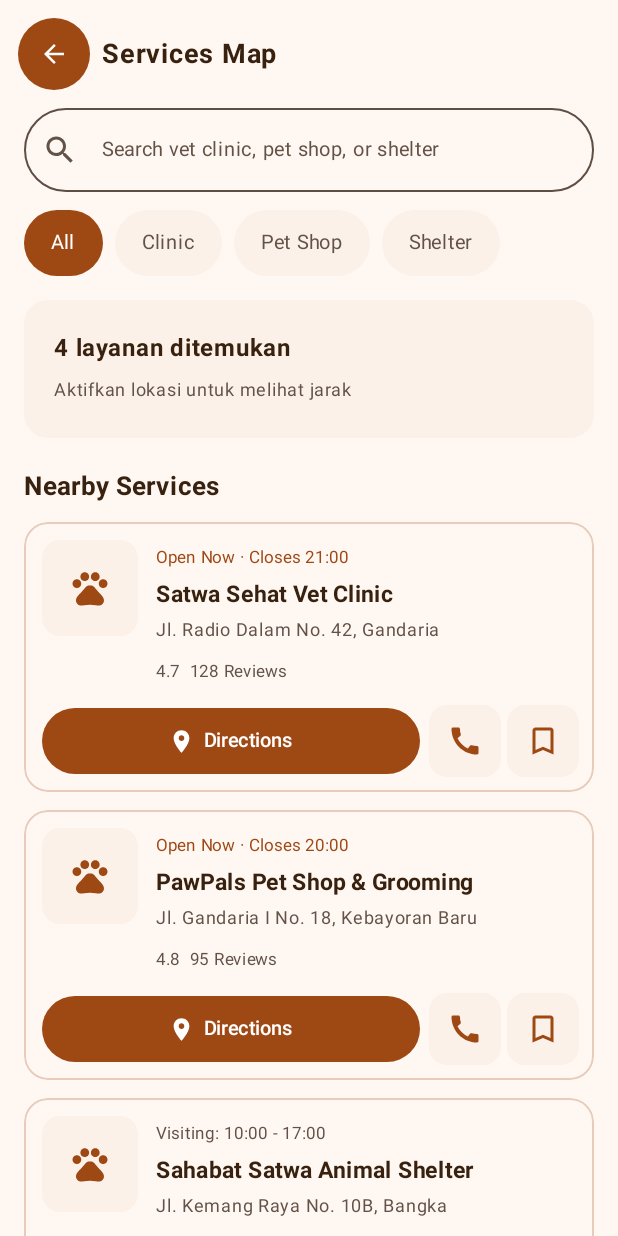
After one commit to naylasyitha/PAPB-Petto, an Android app built with Jetpack Compose: the composable ServiceMapRoute shown on its own in the app's theme, on a phone screen of 412 x 824 dp. The commit adds this screen. Run offline under Robolectric (Android 15) with nearby library versions, the phone set to English and light mode, and no system bars.

Commit message:
service map: viewmodel, layar daftar layanan, izin lokasi, dan direction

```diff
--- a/app/src/main/java/com/papb/petto/MainActivity.kt
+++ b/app/src/main/java/com/papb/petto/MainActivity.kt
@@ -13,11 +13,13 @@ import com.papb.petto.ui.auth.LoginScreen
 import com.papb.petto.ui.auth.RegisterScreen
 import com.papb.petto.ui.home.HomeScreen
 import com.papb.petto.ui.theme.PettoTheme
+import com.papb.petto.ui.servicemap.ServiceMapRoute
 
 enum class AuthScreenState {
     LOGIN,
     REGISTER,
-    HOME
+    HOME,
+    SERVICE_MAP
 }
 
 class MainActivity : ComponentActivity() {
@@ -50,7 +52,14 @@ fun PettoApp() {
             )
         }
         AuthScreenState.HOME -> {
-            HomeScreen()
+            HomeScreen(
+                onNavigateToServiceMap = { currentScreen = AuthScreenState.SERVICE_MAP }
+            )
+        }
+        AuthScreenState.SERVICE_MAP -> {
+            ServiceMapRoute(
+                onBack = { currentScreen = AuthScreenState.HOME }
+            )
         }
     }
 }
--- a/app/src/main/java/com/papb/petto/ui/home/HomeScreen.kt
+++ b/app/src/main/java/com/papb/petto/ui/home/HomeScreen.kt
@@ -54,7 +54,8 @@ fun HomeScreen(
     onNotificationClick: () -> Unit = {},
     onQuickAccessClick: (String) -> Unit = {},
     onNavigateToAllCampaigns: () -> Unit = {},
-    onDonateClick: () -> Unit = {}
+    onDonateClick: () -> Unit = {},
+    onNavigateToServiceMap: () -> Unit = {}
 ) {
     val uiState by viewModel.uiState.collectAsState()
 
@@ -64,7 +65,8 @@ fun HomeScreen(
         onNotificationClick = onNotificationClick,
         onQuickAccessClick = onQuickAccessClick,
         onNavigateToAllCampaigns = onNavigateToAllCampaigns,
-        onDonateClick = onDonateClick
+        onDonateClick = onDonateClick,
+        onNavigateToServiceMap = onNavigateToServiceMap
     )
 }
 
@@ -75,7 +77,8 @@ fun HomeContent(
     onNotificationClick: () -> Unit,
     onQuickAccessClick: (String) -> Unit,
     onNavigateToAllCampaigns: () -> Unit,
-    onDonateClick: () -> Unit
+    onDonateClick: () -> Unit,
+    onNavigateToServiceMap: () -> Unit = {}
 ) {
     val scrollState = rememberScrollState()
     val colors = MaterialTheme.colorScheme
@@ -216,7 +219,10 @@ fun HomeContent(
 
             Spacer(modifier = Modifier.height(12.dp))
 
-            NearbyServicesCard(summaryText = state.nearbySummaryText)
+            NearbyServicesCard(
+                summaryText = state.nearbySummaryText,
+                onMapClick = onNavigateToServiceMap
+            )
 
             Spacer(modifier = Modifier.height(24.dp))
 
@@ -381,7 +387,10 @@ private fun PetScheduleCard(item: PetScheduleItem) {
 }
 
 @Composable
-private fun NearbyServicesCard(summaryText: String) {
+private fun NearbyServicesCard(
+    summaryText: String,
+    onMapClick: () -> Unit = {}
+) {
     val colors = MaterialTheme.colorScheme
 
     Card(
@@ -482,7 +491,7 @@ private fun NearbyServicesCard(summaryText: String) {
                 )
 
                 Button(
-                    onClick = { },
+                    onClick = onMapClick,
                     shape = RoundedCornerShape(20.dp),
                     colors = ButtonDefaults.buttonColors(containerColor = colors.primary),
                     modifier = Modifier.height(42.dp)
--- /dev/null
+++ b/app/src/main/java/com/papb/petto/ui/servicemap/ServiceMapRoute.kt
@@ -0,0 +1,92 @@
+package com.papb.petto.ui.servicemap
+
+import android.Manifest
+import android.content.Intent
+import android.net.Uri
+import androidx.activity.compose.rememberLauncherForActivityResult
+import androidx.activity.result.contract.ActivityResultContracts
+import androidx.compose.runtime.Composable
+import androidx.compose.runtime.LaunchedEffect
+import androidx.compose.runtime.getValue
+import androidx.compose.runtime.mutableStateOf
+import androidx.compose.runtime.remember
+import androidx.compose.runtime.setValue
+import androidx.compose.ui.platform.LocalContext
+import androidx.lifecycle.compose.collectAsStateWithLifecycle
+import androidx.lifecycle.viewmodel.compose.viewModel
+import com.google.android.gms.location.LocationServices
+import com.papb.petto.data.location.DefaultLocationRepository
+import com.papb.petto.data.repository.DummyServiceRepository
+
+@Composable
+fun ServiceMapRoute(
+    onBack: () -> Unit
+) {
+    val context = LocalContext.current
+    val appContext = context.applicationContext
+
+    val locationRepository = remember(appContext) {
+        DefaultLocationRepository(
+            context = appContext,
+            client = LocationServices.getFusedLocationProviderClient(appContext)
+        )
+    }
+    val serviceRepository = remember { DummyServiceRepository() }
+
+    val viewModel: ServiceMapViewModel = viewModel(
+        factory = ServiceMapViewModel.factory(serviceRepository, locationRepository)
+    )
+    val uiState by viewModel.uiState.collectAsStateWithLifecycle()
+
+    var permissionHandled by remember {
+        mutableStateOf(locationRepository.hasLocationPermission())
+    }
+
+    val permissionLauncher = rememberLauncherForActivityResult(
+        ActivityResultContracts.RequestMultiplePermissions()
+    ) { result ->
+        val granted = result[Manifest.permission.ACCESS_COARSE_LOCATION] == true ||
+                result[Manifest.permission.ACCESS_FINE_LOCATION] == true
+        if (!granted) viewModel.onPermissionDenied()
+        permissionHandled = true
+    }
+
+    if (!permissionHandled) {
+        LocationPermissionScreen(
+            onAllowClick = {
+                permissionLauncher.launch(
+                    arrayOf(
+                        Manifest.permission.ACCESS_COARSE_LOCATION,
+                        Manifest.permission.ACCESS_FINE_LOCATION
+                    )
+                )
+            },
+            onNotNowClick = { permissionHandled = true },
+            onBack = onBack
+        )
+        return
+    }
+
+    LaunchedEffect(Unit) {
+        viewModel.load()
+    }
+
+    ServiceMapScreen(
+        uiState = uiState,
+        onQueryChange = viewModel::onQueryChange,
+        onCategoryChange = viewModel::onCategoryChange,
+        onDirectionsClick = { service ->
+            val uri = Uri.parse("google.navigation:q=${service.latitude},${service.longitude}")
+            context.startActivity(Intent(Intent.ACTION_VIEW, uri))
+        },
+        onCallClick = { service ->
+            service.phone?.let { phone ->
+                context.startActivity(
+                    Intent(Intent.ACTION_DIAL, Uri.parse("tel:$phone"))
+                )
+            }
+        },
+        onServiceClick = { },
+        onBack = onBack
+    )
+}
--- /dev/null
+++ b/app/src/main/java/com/papb/petto/ui/servicemap/ServiceMapScreen.kt
@@ -0,0 +1,323 @@
+package com.papb.petto.ui.servicemap
+
+import androidx.compose.foundation.background
+import androidx.compose.foundation.border
+import androidx.compose.foundation.clickable
+import androidx.compose.foundation.horizontalScroll
+import androidx.compose.foundation.layout.Arrangement
+import androidx.compose.foundation.layout.Box
+import androidx.compose.foundation.layout.Column
+import androidx.compose.foundation.layout.Row
+import androidx.compose.foundation.layout.Spacer
+import androidx.compose.foundation.layout.fillMaxSize
+import androidx.compose.foundation.layout.fillMaxWidth
+import androidx.compose.foundation.layout.height
+import androidx.compose.foundation.layout.padding
+import androidx.compose.foundation.layout.size
+import androidx.compose.foundation.lazy.LazyColumn
+import androidx.compose.foundation.lazy.items
+import androidx.compose.foundation.rememberScrollState
+import androidx.compose.foundation.shape.CircleShape
+import androidx.compose.foundation.shape.RoundedCornerShape
+import androidx.compose.material.icons.Icons
+import androidx.compose.material.icons.automirrored.filled.ArrowBack
+import androidx.compose.material.icons.filled.BookmarkBorder
+import androidx.compose.material.icons.filled.Call
+import androidx.compose.material.icons.filled.LocationOn
+import androidx.compose.material.icons.filled.Pets
+import androidx.compose.material.icons.filled.Search
+import androidx.compose.material3.Button
+import androidx.compose.material3.ButtonDefaults
+import androidx.compose.material3.CircularProgressIndicator
+import androidx.compose.material3.Icon
+import androidx.compose.material3.IconButton
+import androidx.compose.material3.MaterialTheme
+import androidx.compose.material3.OutlinedTextField
+import androidx.compose.material3.Text
+import androidx.compose.runtime.Composable
+import androidx.compose.ui.Alignment
+import androidx.compose.ui.Modifier
+import androidx.compose.ui.draw.clip
+import androidx.compose.ui.text.font.FontWeight
+import androidx.compose.ui.unit.dp
+import androidx.compose.ui.unit.sp
+import com.papb.petto.data.model.Service
+import java.util.Locale
+
+private val categories = listOf(
+    "All" to "All",
+    "clinic" to "Clinic",
+    "petshop" to "Pet Shop",
+    "shelter" to "Shelter"
+)
+
+@Composable
+fun ServiceMapScreen(
+    uiState: ServiceMapUiState,
+    onQueryChange: (String) -> Unit,
+    onCategoryChange: (String) -> Unit,
+    onDirectionsClick: (Service) -> Unit,
+    onCallClick: (Service) -> Unit,
+    onServiceClick: (Service) -> Unit,
+    onBack: () -> Unit
+) {
+    val colors = MaterialTheme.colorScheme
+
+    Column(
+        modifier = Modifier
+            .fillMaxSize()
+            .background(colors.background)
+            .padding(horizontal = 16.dp)
+    ) {
+        Spacer(Modifier.height(16.dp))
+
+        Row(verticalAlignment = Alignment.CenterVertically) {
+            IconButton(
+                onClick = onBack,
+                modifier = Modifier
+                    .size(40.dp)
+                    .clip(CircleShape)
+                    .background(colors.primary)
+            ) {
+                Icon(
+                    Icons.AutoMirrored.Filled.ArrowBack,
+                    contentDescription = "Kembali",
+                    tint = colors.onPrimary,
+                    modifier = Modifier.size(20.dp)
+                )
+            }
+            Spacer(Modifier.size(12.dp))
+            Text(
+                "Services Map",
+                fontSize = 18.sp,
+                fontWeight = FontWeight.Bold,
+                color = colors.onBackground
+            )
+        }
+
+        Spacer(Modifier.height(16.dp))
+
+        OutlinedTextField(
+            value = uiState.query,
+            onValueChange = onQueryChange,
+            modifier = Modifier.fillMaxWidth(),
+            placeholder = { Text("Search vet clinic, pet shop, or shelter", fontSize = 13.sp) },
+            leadingIcon = { Icon(Icons.Default.Search, contentDescription = null) },
+            singleLine = true,
+            shape = CircleShape
+        )
+
+        Spacer(Modifier.height(12.dp))
+
+        Row(
+            modifier = Modifier.horizontalScroll(rememberScrollState()),
+            horizontalArrangement = Arrangement.spacedBy(8.dp)
+        ) {
+            categories.forEach { (value, label) ->
+                val selected = uiState.selectedCategory == value
+                Box(
+                    modifier = Modifier
+                        .clip(CircleShape)
+                        .background(if (selected) colors.primary else colors.surfaceVariant)
+                        .clickable { onCategoryChange(value) }
+                        .padding(horizontal = 18.dp, vertical = 10.dp)
+                ) {
+                    Text(
+                        text = label,
+                        fontSize = 13.sp,
+                        color = if (selected) colors.onPrimary else colors.onSurfaceVariant
+                    )
+                }
+            }
+        }
+
+        Spacer(Modifier.height(16.dp))
+
+        Box(
+            modifier = Modifier
+                .fillMaxWidth()
+                .clip(RoundedCornerShape(16.dp))
+                .background(colors.surfaceVariant)
+                .padding(20.dp)
+        ) {
+            Column {
+                Text(
+                    text = "${uiState.services.size} layanan ditemukan",
+                    fontWeight = FontWeight.Bold,
+                    fontSize = 16.sp,
+                    color = colors.onBackground
+                )
+                Spacer(Modifier.height(4.dp))
+                Text(
+                    text = if (uiState.hasLocation) {
+                        "Diurutkan dari yang terdekat dengan posisimu"
+                    } else {
+                        "Aktifkan lokasi untuk melihat jarak"
+                    },
+                    fontSize = 12.sp,
+                    color = colors.onSurfaceVariant
+                )
+            }
+        }
+
+        Spacer(Modifier.height(20.dp))
+
+        Text(
+            "Nearby Services",
+            fontWeight = FontWeight.Bold,
+            fontSize = 17.sp,
+            color = colors.onBackground
+        )
+
+        Spacer(Modifier.height(12.dp))
+
+        when {
+            uiState.isLoading -> {
+                Box(Modifier.fillMaxWidth().padding(32.dp), Alignment.Center) {
+                    CircularProgressIndicator(color = colors.primary)
+                }
+            }
+
+            uiState.errorMessage != null -> {
+                Text(uiState.errorMessage, color = colors.onSurfaceVariant)
+            }
+
+            uiState.services.isEmpty() -> {
+                Text("Tidak ada layanan yang cocok", color = colors.onSurfaceVariant)
+            }
+
+            else -> {
+                LazyColumn(
+                    verticalArrangement = Arrangement.spacedBy(12.dp),
+                    contentPadding = androidx.compose.foundation.layout.PaddingValues(bottom = 16.dp)
+                ) {
+                    items(uiState.services) { service ->
+                        ServiceCard(
+                            service = service,
+                            onDirectionsClick = { onDirectionsClick(service) },
+                            onCallClick = { onCallClick(service) },
+                            onClick = { onServiceClick(service) }
+                        )
+                    }
+                }
+            }
+        }
+    }
+}
+
+@Composable
+private fun ServiceCard(
+    service: Service,
+    onDirectionsClick: () -> Unit,
+    onCallClick: () -> Unit,
+    onClick: () -> Unit
+) {
+    val colors = MaterialTheme.colorScheme
+
+    Column(
+        modifier = Modifier
+            .fillMaxWidth()
+            .clip(RoundedCornerShape(16.dp))
+            .background(colors.surface)
+            .border(1.dp, colors.primary.copy(alpha = 0.25f), RoundedCornerShape(16.dp))
+            .clickable { onClick() }
+            .padding(12.dp)
+    ) {
+        Row {
+            Box(
+                modifier = Modifier
+                    .size(64.dp)
+                    .clip(RoundedCornerShape(12.dp))
+                    .background(colors.primaryContainer),
+                contentAlignment = Alignment.Center
+            ) {
+                Icon(
+                    Icons.Default.Pets,
+                    contentDescription = null,
+                    tint = colors.primary,
+                    modifier = Modifier.size(28.dp)
+                )
+            }
+
+            Spacer(Modifier.size(12.dp))
+
+            Column(Modifier.weight(1f)) {
+                Text(
+                    text = if (service.isOpenNow) {
+                        "Open Now · Closes ${service.openHours?.substringAfter("- ") ?: "-"}"
+                    } else {
+                        "Visiting: ${service.openHours ?: "-"}"
+                    },
+                    fontSize = 11.sp,
+                    color = if (service.isOpenNow) colors.primary else colors.onSurfaceVariant
+                )
+                Text(
+                    service.name,
+                    fontWeight = FontWeight.Bold,
+                    fontSize = 15.sp,
+                    color = colors.onBackground
+                )
+                Text(
+                    service.address,
+                    fontSize = 12.sp,
+                    color = colors.onSurfaceVariant
+                )
+                Spacer(Modifier.height(4.dp))
+                Text(
+                    text = buildString {
+                        service.rating?.let { append("$it  ") }
+                        service.reviewCount?.let { append("$it Reviews  ") }
+                        service.distanceKm?.let {
+                            append(String.format(Locale.getDefault(), "%.1f km", it))
+                        }
+                    },
+                    fontSize = 11.sp,
+                    color = colors.onSurfaceVariant
+                )
+            }
+        }
+
+        Spacer(Modifier.height(12.dp))
+
+        Row(
+            horizontalArrangement = Arrangement.spacedBy(8.dp),
+            verticalAlignment = Alignment.CenterVertically
+        ) {
+            Button(
+                onClick = onDirectionsClick,
+                modifier = Modifier
+                    .weight(1f)
+                    .height(44.dp),
+                shape = CircleShape,
+                colors = ButtonDefaults.buttonColors(
+                    containerColor = colors.primary,
+                    contentColor = colors.onPrimary
+                )
+            ) {
+                Icon(Icons.Default.LocationOn, contentDescription = null, modifier = Modifier.size(18.dp))
+                Spacer(Modifier.size(6.dp))
+                Text("Directions", fontSize = 13.sp)
+            }
+
+            IconButton(
+                onClick = onCallClick,
+                modifier = Modifier
+                    .size(44.dp)
+                    .clip(RoundedCornerShape(12.dp))
+                    .background(colors.primaryContainer)
+            ) {
+                Icon(Icons.Default.Call, contentDescription = "Telepon", tint = colors.primary)
+            }
+
+            IconButton(
+                onClick = { },
+                modifier = Modifier
+                    .size(44.dp)
+                    .clip(RoundedCornerShape(12.dp))
+                    .background(colors.primaryContainer)
+            ) {
+                Icon(Icons.Default.BookmarkBorder, contentDescription = "Simpan", tint = colors.primary)
+            }
+        }
+    }
+}
--- /dev/null
+++ b/app/src/main/java/com/papb/petto/ui/servicemap/ServiceMapViewModel.kt
@@ -0,0 +1,112 @@
+package com.papb.petto.ui.servicemap
+
+import androidx.lifecycle.ViewModel
+import androidx.lifecycle.ViewModelProvider
+import androidx.lifecycle.viewModelScope
+import com.papb.petto.data.location.LocationRepository
+import com.papb.petto.data.model.Service
+import com.papb.petto.data.repository.ServiceRepository
+import com.papb.petto.util.haversineKm
+import kotlinx.coroutines.CancellationException
+import kotlinx.coroutines.flow.MutableStateFlow
+import kotlinx.coroutines.flow.StateFlow
+import kotlinx.coroutines.flow.asStateFlow
+import kotlinx.coroutines.launch
+
+class ServiceMapViewModel(
+    private val serviceRepository: ServiceRepository,
+    private val locationRepository: LocationRepository
+) : ViewModel() {
+
+    private val _uiState = MutableStateFlow(ServiceMapUiState())
+    val uiState: StateFlow<ServiceMapUiState> = _uiState.asStateFlow()
+
+    private var allServices: List<Service> = emptyList()
+
+    fun load() {
+        viewModelScope.launch {
+            _uiState.value = _uiState.value.copy(isLoading = true, errorMessage = null)
+            try {
+                val services = serviceRepository.getServices()
+                val location = if (locationRepository.hasLocationPermission()) {
+                    locationRepository.getCurrentLocation().getOrNull()
+                } else {
+                    null
+                }
+
+                allServices = if (location != null) {
+                    services.map { service ->
+                        service.copy(
+                            distanceKm = haversineKm(
+                                location.latitude,
+                                location.longitude,
+                                service.latitude,
+                                service.longitude
+                            )
+                        )
+                    }
+                } else {
+                    services
+                }
+
+                _uiState.value = _uiState.value.copy(
+                    isLoading = false,
+                    hasLocation = location != null,
+                    permissionDenied = !locationRepository.hasLocationPermission()
+                )
+                applyFilter()
+            } catch (e: CancellationException) {
+                throw e
+            } catch (e: Exception) {
+                _uiState.value = _uiState.value.copy(
+                    isLoading = false,
+                    errorMessage = e.message ?: "Gagal memuat data layanan"
+                )
+            }
+        }
+    }
+
+    fun onQueryChange(value: String) {
+        _uiState.value = _uiState.value.copy(query = value)
+        applyFilter()
+    }
+
+    fun onCategoryChange(category: String) {
+        _uiState.value = _uiState.value.copy(selectedCategory = category)
+        applyFilter()
+    }
+
+    fun onPermissionDenied() {
+        _uiState.value = _uiState.value.copy(permissionDenied = true)
+    }
+
+    private fun applyFilter() {
+        val state = _uiState.value
+
+        val filtered = allServices
+            .filter { service ->
+                state.selectedCategory == "All" || service.category == state.selectedCategory
+            }
+            .filter { service ->
+                state.query.isBlank() ||
+                        service.name.contains(state.query, ignoreCase = true) ||
+                        service.address.contains(state.query, ignoreCase = true)
+            }
+            .sortedBy { it.distanceKm ?: Double.MAX_VALUE }
+
+        _uiState.value = _uiState.value.copy(services = filtered)
+    }
+
+    companion object {
+        fun factory(
+            serviceRepository: ServiceRepository,
+            locationRepository: LocationRepository
+        ): ViewModelProvider.Factory =
+            object : ViewModelProvider.Factory {
+                @Suppress("UNCHECKED_CAST")
+                override fun <T : ViewModel> create(modelClass: Class<T>): T {
+                    return ServiceMapViewModel(serviceRepository, locationRepository) as T
+                }
+            }
+    }
+}
```
